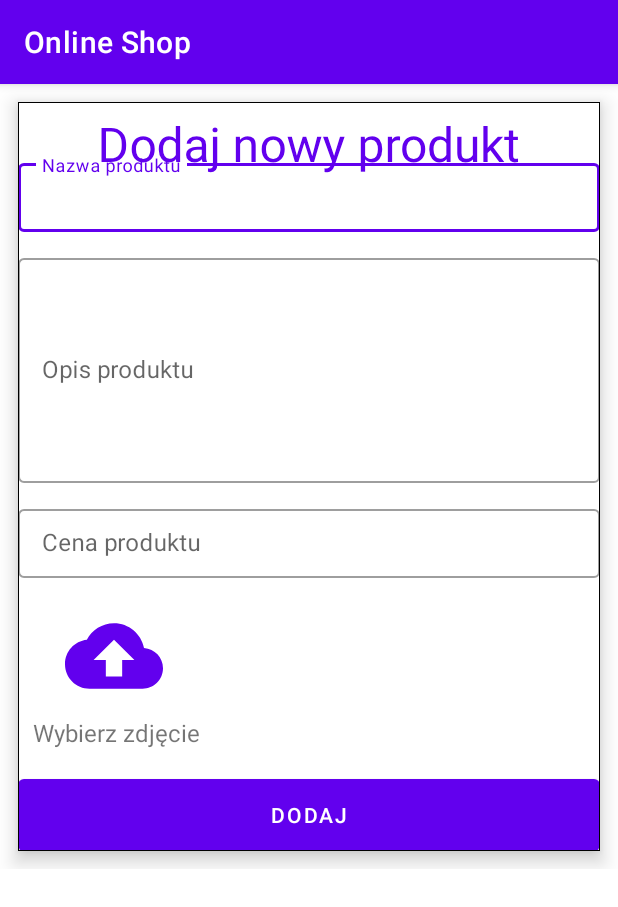
After one commit to wdziwinska/OnlineShopApp_Frontend, an Android app: the AdminPanelActivity screen opened directly, with no data from a screen before it, on a phone screen of 412 x 824 dp. The commit adds this screen. Shown: the top 907 px of the screen. Run offline under Robolectric (Android 15) with nearby library versions, the phone set to English and light mode, and no system bars; pictures from the network do not load.

Commit message:
Admin panel

```diff
--- a/app/src/main/AndroidManifest.xml
+++ b/app/src/main/AndroidManifest.xml
@@ -29,6 +29,7 @@
         <activity android:name=".ui.main_page.BuyNowActivity" />
         <activity android:name=".ui.authentication.view.RegisterActivity" />
         <activity android:name=".ui.authentication.view.LoginActivity" />
+        <activity android:name=".ui.main_page.AdminPanelActivity" />
     </application>
 
 </manifest>
--- a/app/src/main/java/com/example/onlineshopapp_frontend/MainActivity.kt
+++ b/app/src/main/java/com/example/onlineshopapp_frontend/MainActivity.kt
@@ -15,6 +15,7 @@ import androidx.navigation.ui.setupWithNavController
 import androidx.appcompat.app.AppCompatActivity
 import com.example.onlineshopapp_frontend.databinding.ActivityMainBinding
 import com.example.onlineshopapp_frontend.ui.authentication.view.LoginActivity
+import com.example.onlineshopapp_frontend.ui.main_page.AdminPanelActivity
 
 class MainActivity : AppCompatActivity() {
 
@@ -39,6 +40,11 @@ class MainActivity : AppCompatActivity() {
 
         binding.appBarMain.loginImageButton?.setOnClickListener {
             val intent = Intent(binding.appBarMain.loginImageButton!!.context, LoginActivity::class.java)
+            binding.appBarMain.fab!!.context.startActivity(intent)
+        }
+
+        binding.appBarMain.addNewProductImageButton?.setOnClickListener {
+            val intent = Intent(binding.appBarMain.addNewProductImageButton!!.context, AdminPanelActivity::class.java)
             binding.appBarMain.fab!!.context.startActivity(intent)
         }
 
--- /dev/null
+++ b/app/src/main/java/com/example/onlineshopapp_frontend/ui/main_page/AdminPanelActivity.kt
@@ -0,0 +1,40 @@
+package com.example.onlineshopapp_frontend.ui.main_page
+
+import android.content.Intent
+import android.os.Bundle
+import android.view.LayoutInflater
+import androidx.appcompat.app.AppCompatActivity
+import com.example.onlineshopapp_frontend.R
+import com.example.onlineshopapp_frontend.databinding.AdminPanelBinding
+
+class AdminPanelActivity: AppCompatActivity() {
+
+    private lateinit var binding: AdminPanelBinding
+
+    companion object {
+        val IMAGE_REQUEST_CODE = 1_000;
+    }
+
+    override fun onCreate(savedInstanceState: Bundle?) {
+        super.onCreate(savedInstanceState)
+        binding = AdminPanelBinding.inflate(layoutInflater)
+        setContentView(binding.root)
+
+        binding.addImageButton.setOnClickListener {
+            pickImageFromGallery()
+        }
+    }
+
+    private fun pickImageFromGallery() {
+        val intent = Intent(Intent.ACTION_PICK)
+        intent.type = "image/*"
+        startActivityForResult(intent, IMAGE_REQUEST_CODE)
+    }
+
+    override fun onActivityResult(requestCode: Int, resultCode: Int, data: Intent?) {
+        super.onActivityResult(requestCode, resultCode, data)
+        if (requestCode == IMAGE_REQUEST_CODE && resultCode == RESULT_OK) {
+            binding.imageView.setImageURI(data?.data)
+        }
+    }
+}
--- a/app/src/main/res/drawable/ic_login_24_black_24db.xml
+++ b/app/src/main/res/drawable/ic_add_circle_24dp.xml
@@ -1,10 +1,10 @@
 <vector xmlns:android="http://schemas.android.com/apk/res/android"
-    android:width="24dp"
-    android:height="24dp"
-    android:autoMirrored="true"
+    android:width="28dp"
+    android:height="28dp"
+    android:tint="#FFFFFF"
     android:viewportWidth="24"
     android:viewportHeight="24">
     <path
         android:fillColor="@android:color/white"
-        android:pathData="M11,7L9.6,8.4l2.6,2.6H2v2h10.2l-2.6,2.6L11,17l5,-5L11,7zM20,19h-8v2h8c1.1,0 2,-0.9 2,-2V5c0,-1.1 -0.9,-2 -2,-2h-8v2h8V19z" />
+        android:pathData="M12,2C6.48,2 2,6.48 2,12s4.48,10 10,10 10,-4.48 10,-10S17.52,2 12,2zM17,13h-4v4h-2v-4L7,13v-2h4L11,7h2v4h4v2z" />
 </vector>
--- /dev/null
+++ b/app/src/main/res/drawable/ic_upload_file.xml
@@ -0,0 +1,9 @@
+<vector xmlns:android="http://schemas.android.com/apk/res/android"
+    android:width="65dp"
+    android:height="65dp"
+    android:viewportWidth="24"
+    android:viewportHeight="24">
+    <path
+        android:fillColor="@color/purple_500"
+        android:pathData="M19.35,10.04C18.67,6.59 15.64,4 12,4 9.11,4 6.6,5.64 5.35,8.04 2.34,8.36 0,10.91 0,14c0,3.31 2.69,6 6,6h13c2.76,0 5,-2.24 5,-5 0,-2.64 -2.05,-4.78 -4.65,-4.96zM14,13v4h-4v-4H7l5,-5 5,5h-3z" />
+</vector>
--- /dev/null
+++ b/app/src/main/res/layout/admin_panel.xml
@@ -0,0 +1,160 @@
+<?xml version="1.0" encoding="utf-8"?>
+
+<ScrollView xmlns:app="http://schemas.android.com/apk/res-auto"
+    xmlns:tools="http://schemas.android.com/tools"
+    android:layout_height="match_parent"
+    android:layout_width="match_parent"
+    xmlns:android="http://schemas.android.com/apk/res/android">
+
+    <LinearLayout
+        android:layout_width="match_parent"
+        android:layout_height="wrap_content"
+        tools:context=".ui.authentication.view.RegisterActivity">
+
+
+        <com.google.android.material.card.MaterialCardView
+            android:layout_width="match_parent"
+            android:layout_height="wrap_content"
+            android:layout_margin="12dp"
+            app:cardCornerRadius="0dp"
+            app:cardElevation="8dp"
+            app:strokeColor="@color/black"
+            app:strokeWidth="0.5dp">
+
+            <androidx.constraintlayout.utils.widget.MotionLabel
+                android:id="@+id/summaryMotionLabel"
+                android:layout_width="match_parent"
+                android:layout_height="wrap_content"
+                android:layout_marginTop="10dp"
+                android:text="@string/dodaj_nowy_produkt"
+                android:textAlignment="center"
+                app:layout_constraintBottom_toBottomOf="parent"
+                app:layout_constraintEnd_toEndOf="parent"
+                app:layout_constraintStart_toStartOf="parent"
+                app:layout_constraintTop_toTopOf="parent"
+                app:layout_constraintVertical_bias="0.022" />
+
+            <LinearLayout
+                android:layout_width="match_parent"
+                android:layout_height="wrap_content"
+                android:layout_marginTop="35dp"
+                android:orientation="vertical">
+
+                <com.google.android.material.textfield.TextInputLayout
+                    android:id="@+id/fullNameTextInputLayout"
+                    style="@style/Widget.MaterialComponents.TextInputLayout.OutlinedBox"
+                    android:layout_width="match_parent"
+                    android:layout_height="wrap_content">
+
+                    <com.google.android.material.textfield.TextInputEditText
+                        android:id="@+id/fullNameTextInputEditText"
+                        android:layout_width="match_parent"
+                        android:layout_height="wrap_content"
+                        android:hint="@string/nazwa_produktu"
+                        android:paddingHorizontal="8dp"
+                        android:paddingVertical="12dp"
+                        android:inputType="textMultiLine" />
+
+                </com.google.android.material.textfield.TextInputLayout>
+
+                <com.google.android.material.textfield.TextInputLayout
+                    android:id="@+id/emailTextInputLayout"
+                    style="@style/Widget.MaterialComponents.TextInputLayout.OutlinedBox"
+                    android:layout_width="match_parent"
+                    android:layout_height="wrap_content"
+                    android:layout_marginTop="12dp">
+
+                    <com.google.android.material.textfield.TextInputEditText
+                        android:id="@+id/emailTextInputEditText"
+                        android:layout_width="match_parent"
+                        android:layout_height="wrap_content"
+                        android:hint="@string/opis_produktu"
+                        android:inputType="textMultiLine"
+                        android:maxLines="40"
+                        android:minHeight="150dp"
+                        android:paddingHorizontal="8dp"
+                        android:paddingVertical="12dp"
+                        android:scrollHorizontally="false" />
+
+                </com.google.android.material.textfield.TextInputLayout>
+
+                <com.google.android.material.textfield.TextInputLayout
+                    android:id="@+id/passwordTextInputLayout"
+                    style="@style/Widget.MaterialComponents.TextInputLayout.OutlinedBox"
+                    android:layout_width="match_parent"
+                    android:layout_height="wrap_content"
+                    android:layout_marginTop="12dp">
+
+                    <com.google.android.material.textfield.TextInputEditText
+                        android:id="@+id/passwordTextInputEditText"
+                        android:layout_width="match_parent"
+                        android:layout_height="wrap_content"
+                        android:hint="@string/cena_produktu"
+                        android:inputType="numberDecimal"
+                        android:paddingHorizontal="8dp"
+                        android:paddingVertical="12dp" />
+
+                </com.google.android.material.textfield.TextInputLayout>
+
+                <com.google.android.material.textfield.TextInputLayout
+                    android:id="@+id/confirmPasswordTextInputLayout"
+                    style="@style/Widget.MaterialComponents.TextInputLayout.OutlinedBox"
+                    android:layout_width="match_parent"
+                    android:layout_height="wrap_content"
+                    android:layout_marginTop="12dp"
+                    app:boxCornerRadiusBottomEnd="0dp"
+                    app:boxCornerRadiusBottomStart="0dp"
+                    app:boxCornerRadiusTopEnd="0dp"
+                    app:boxCornerRadiusTopStart="0dp">
+
+                    <LinearLayout
+                        android:layout_width="match_parent"
+                        android:layout_height="wrap_content"
+                        android:orientation="horizontal"
+                        android:gravity="left|center"
+                        tools:ignore="RtlHardcoded">
+
+                        <ImageButton
+                            android:id="@+id/addImageButton"
+                            android:src="@drawable/ic_upload_file"
+                            android:layout_width="80dp"
+                            android:layout_height="80dp"
+                            android:layout_marginStart="24dp"
+                            android:background="@android:color/transparent"
+                            android:state_focused="true"
+                            android:contentDescription="Wybierz zdjęcie" />
+
+                        <ImageView
+                            android:id="@+id/imageView"
+                            android:layout_width="80dp"
+                            android:layout_height="80dp"
+                            android:layout_marginStart="30dp"
+                            app:layout_constraintEnd_toEndOf="parent"
+                            app:layout_constraintStart_toStartOf="parent"
+                            app:layout_constraintTop_toTopOf="parent"
+                            tools:srcCompat="@tools:sample/avatars"
+                            android:contentDescription="TODO" />
+
+                    </LinearLayout>
+                    <TextView
+                        android:layout_width="wrap_content"
+                        android:layout_height="wrap_content"
+                        android:textSize="16sp"
+                        android:layout_marginStart="10dp"
+                        android:text="@string/wybierz_zdjecie"/>
+
+                </com.google.android.material.textfield.TextInputLayout>
+
+                <com.google.android.material.button.MaterialButton
+                    android:id="@+id/registerButton"
+                    android:layout_width="match_parent"
+                    android:layout_height="wrap_content"
+                    android:layout_marginTop="20dp"
+                    android:insetTop="0dp"
+                    android:insetBottom="0dp"
+                    android:text="@string/dodaj" />
+            </LinearLayout>
+        </com.google.android.material.card.MaterialCardView>
+
+    </LinearLayout>
+</ScrollView>
--- a/app/src/main/res/layout/app_bar_main.xml
+++ b/app/src/main/res/layout/app_bar_main.xml
@@ -23,7 +23,17 @@
                 android:id="@+id/loginImageButton"
                 android:layout_width="wrap_content"
                 android:layout_height="wrap_content"
+                android:layout_marginHorizontal="8dp"
                 android:src="@drawable/ic_login_24_black_24db"
+                android:background="@android:color/transparent"
+                android:layout_gravity="right" />
+
+            <ImageButton
+                android:id="@+id/addNewProductImageButton"
+                android:layout_width="wrap_content"
+                android:layout_height="wrap_content"
+                android:layout_marginHorizontal="8dp"
+                android:src="@drawable/ic_add_circle_24dp"
                 android:background="@android:color/transparent"
                 android:layout_gravity="right" />
 
--- a/app/src/main/res/values-night/strings.xml
+++ b/app/src/main/res/values-night/strings.xml
@@ -6,4 +6,9 @@
     <string name="register">REGISTER</string>
     <string name="login">LOGIN</string>
     <string name="email">EMAIL</string>
+    <string name="nazwa_produktu">Nazwa produktu</string>
+    <string name="opis_produktu">Opis produktu</string>
+    <string name="cena_produktu">Cena produktu</string>
+    <string name="dodaj">Dodaj</string>
+    <string name="wybierz_zdjecie">Wybierz zdjęcie</string>
 </resources>
--- a/app/src/main/res/values-w600dp/strings.xml
+++ b/app/src/main/res/values-w600dp/strings.xml
@@ -6,4 +6,9 @@
     <string name="register">REGISTER</string>
     <string name="login">LOGIN</string>
     <string name="email">EMAIL</string>
+    <string name="nazwa_produktu">Nazwa produktu</string>
+    <string name="opis_produktu">Opis produktu</string>
+    <string name="cena_produktu">Cena produktu</string>
+    <string name="dodaj">Dodaj</string>
+    <string name="wybierz_zdjecie">Wybierz zdjęcie</string>
 </resources>
--- a/app/src/main/res/values-w936dp/strings.xml
+++ b/app/src/main/res/values-w936dp/strings.xml
@@ -6,4 +6,9 @@
     <string name="register">REGISTER</string>
     <string name="login">LOGIN</string>
     <string name="email">EMAIL</string>
+    <string name="nazwa_produktu">Nazwa produktu</string>
+    <string name="opis_produktu">Opis produktu</string>
+    <string name="cena_produktu">Cena produktu</string>
+    <string name="dodaj">Dodaj</string>
+    <string name="wybierz_zdjecie">Wybierz zdjęcie</string>
 </resources>
--- a/app/src/main/res/values/colors.xml
+++ b/app/src/main/res/values/colors.xml
@@ -9,4 +9,5 @@
     <color name="white">#FFFFFFFF</color>
     <color name="lightGrey">#DCDCDC</color>
     <color name="grey">#9E9E9E</color>
+    <color name="purple_300">#7B629E</color>
 </resources>
--- a/app/src/main/res/values/strings.xml
+++ b/app/src/main/res/values/strings.xml
@@ -28,4 +28,10 @@
     <string name="register">REGISTER</string>
     <string name="login">LOGIN</string>
     <string name="email">EMAIL</string>
+    <string name="dodaj_nowy_produkt">Dodaj nowy produkt</string>
+    <string name="nazwa_produktu">Nazwa produktu</string>
+    <string name="opis_produktu">Opis produktu</string>
+    <string name="cena_produktu">Cena produktu</string>
+    <string name="dodaj">Dodaj</string>
+    <string name="wybierz_zdjecie">Wybierz zdjęcie</string>
 </resources>
```
